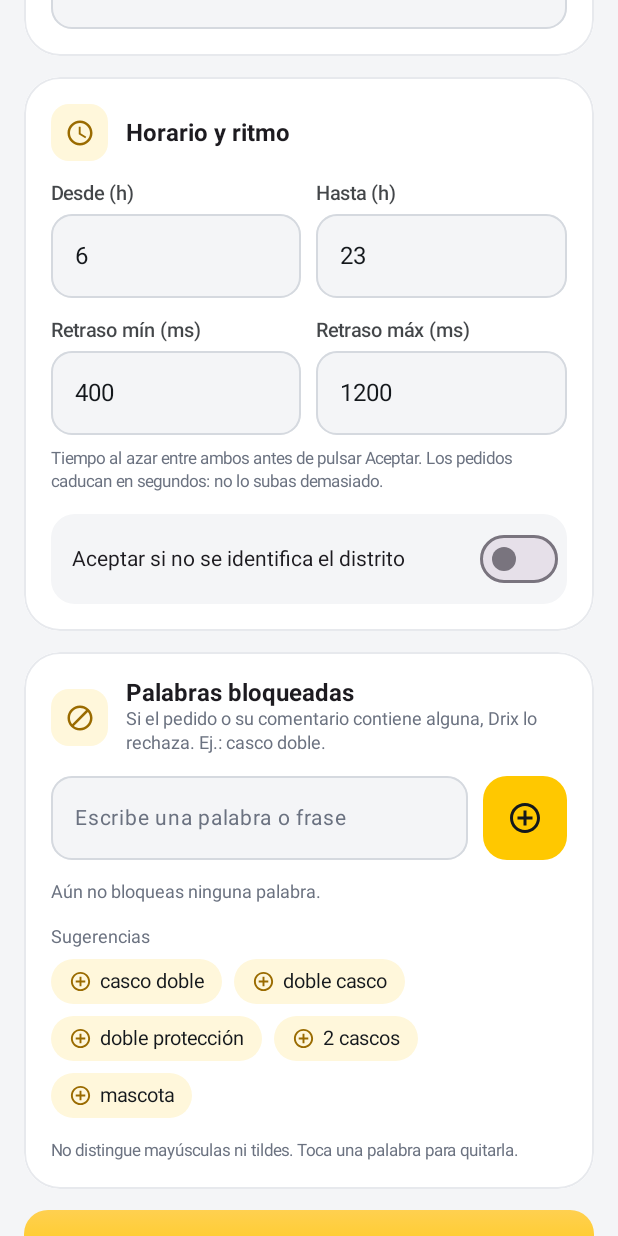
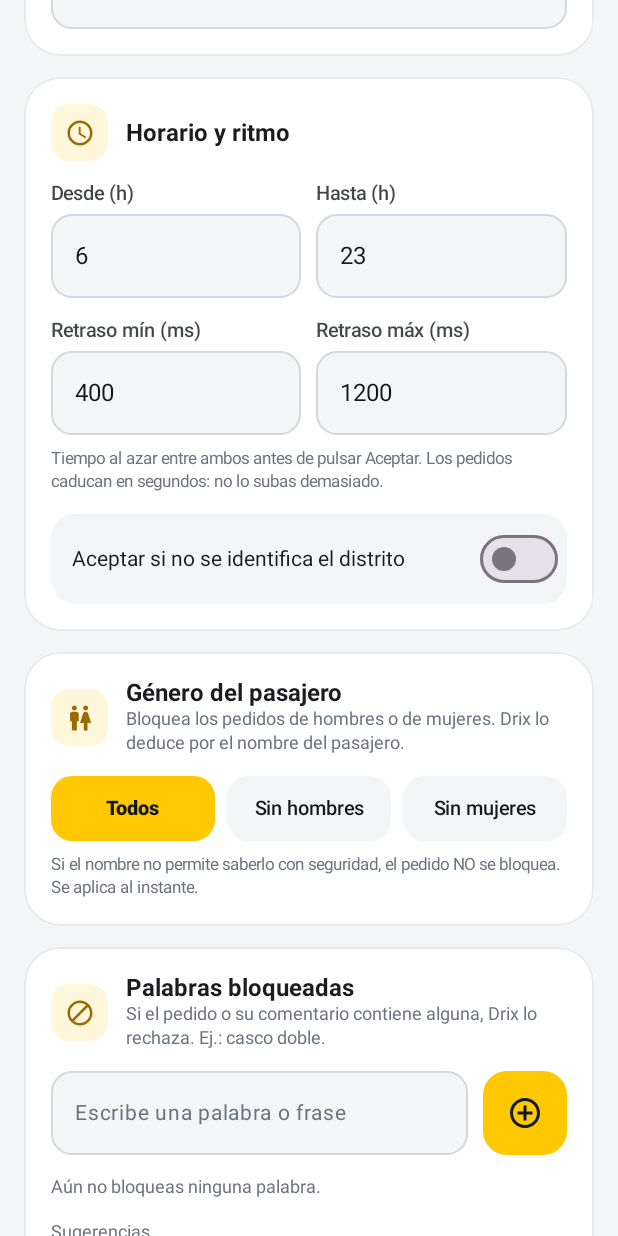
Before and after one commit to Jaltuve20/Drix, an Android app built with Jetpack Compose: the composable ParamsScreen shown on its own in the app's theme, scrolled down 576 dp, on a phone screen of 412 x 824 dp. Run offline under Robolectric (Android 15) with nearby library versions, the phone set to English and light mode, and no system bars; our stand-ins replace Firebase (no records; nobody signed in at launch, a user with empty details on screens opened directly); libraries missing offline, so code that uses them is left out: org.osmdroid.config, org.osmdroid.events, org.osmdroid.tileprovider, org.osmdroid.util, org.osmdroid.views; pictures from the network do not load.

Commit message:
Add files via upload

```diff
--- a/app/src/main/AndroidManifest.xml
+++ b/app/src/main/AndroidManifest.xml
@@ -7,6 +7,8 @@
     <uses-permission android:name="android.permission.ACCESS_COARSE_LOCATION" />
     <!-- Para instalar las actualizaciones de Drix descargadas dentro de la app -->
     <uses-permission android:name="android.permission.REQUEST_INSTALL_PACKAGES" />
+    <!-- Avisos del administrador (Android 13+ pide permiso al usuario) -->
+    <uses-permission android:name="android.permission.POST_NOTIFICATIONS" />
 
     <queries>
         <intent>
--- a/app/src/main/java/com/drix/app/data/DrixPrefs.kt
+++ b/app/src/main/java/com/drix/app/data/DrixPrefs.kt
@@ -16,7 +16,8 @@ data class Config(
     val targetPkg: String = "sinet.startup.inDriver", // app a automatizar (elegible)
     val minDelayMs: Int = 400,   // retraso mínimo antes de pulsar Aceptar
     val maxDelayMs: Int = 1200,  // retraso máximo (se elige al azar entre ambos)
-    val unknownOk: Boolean = false // aceptar aunque no se identifique el distrito
+    val unknownOk: Boolean = false, // aceptar aunque no se identifique el distrito
+    val genderBlock: Int = 0        // 0 = todos · 1 = bloquear hombres · 2 = bloquear mujeres
 )
 
 /** Distrito marcado: aceptar (verde) o rechazar (rojo). */
@@ -44,7 +45,7 @@ object DrixPrefs {
             startHour = sp.getInt("h1", d.startHour), endHour = sp.getInt("h2", d.endHour),
             enabled = sp.getBoolean("on", false), targetPkg = sp.getString("pkg", d.targetPkg)!!,
             minDelayMs = sp.getInt("dmin", d.minDelayMs), maxDelayMs = sp.getInt("dmax", d.maxDelayMs),
-            unknownOk = sp.getBoolean("unk", d.unknownOk)
+            unknownOk = sp.getBoolean("unk", d.unknownOk), genderBlock = sp.getInt("gblk", d.genderBlock)
         )
         _words.value = sp.getString("bwords", "")!!.split("\n").map { it.trim() }.filter { it.isNotEmpty() }
         _zones.value = sp.getString("zones3", "")!!.split(";").mapNotNull {
@@ -58,7 +59,7 @@ object DrixPrefs {
         sp.edit().putFloat("km", c.minPerKm).putFloat("pick", c.maxPickupKm)
             .putFloat("fare", c.minFare).putFloat("trip", c.maxTripKm).putInt("h1", c.startHour)
             .putInt("h2", c.endHour).putBoolean("on", c.enabled).putString("pkg", c.targetPkg)
-            .putInt("dmin", c.minDelayMs).putInt("dmax", c.maxDelayMs).putBoolean("unk", c.unknownOk).apply()
+            .putInt("dmin", c.minDelayMs).putInt("dmax", c.maxDelayMs).putBoolean("unk", c.unknownOk).putInt("gblk", c.genderBlock).apply()
     }
 
     /* ── Acceso (lista de correos habilitados). Lo consulta también el servicio de accesibilidad, sin depender de la pantalla. ── */
--- a/app/src/main/java/com/drix/app/ui/Screens.kt
+++ b/app/src/main/java/com/drix/app/ui/Screens.kt
@@ -395,8 +395,9 @@ fun ParamsScreen() {
                     colors = SwitchDefaults.colors(checkedTrackColor = Go, checkedThumbColor = Color.White))
             }
         }
-        BlockedWordsCard(2)
-        Box(Modifier.enter(3)) {
+        GenderCard(2)
+        BlockedWordsCard(3)
+        Box(Modifier.enter(4)) {
             PillButton(if (saved) "¡Guardado!" else "Guardar cambios", color = if (saved) Go else Yellow, icon = Icons.Outlined.CheckCircle) {
                 val lo = (d1.toIntOrNull() ?: cfg.minDelayMs).coerceIn(0, 5000)
                 val hi = (d2.toIntOrNull() ?: cfg.maxDelayMs).coerceIn(lo, 5000)
@@ -1071,3 +1072,28 @@ fun DebugCard(index: Int = 0) {
         }
     }
 }
+
+/* ═════════════ FILTRO POR GÉNERO ═════════════ */
+
+/** Elige si Drix debe rechazar pedidos de hombres o de mujeres. Se guarda al tocar. */
+@Composable
+private fun GenderCard(index: Int) {
+    val cfg by DrixPrefs.cfg.collectAsStateWithLifecycle()
+    DCard(index = index) {
+        SectionTitle(Icons.Outlined.Wc, "Género del pasajero", "Bloquea los pedidos de hombres o de mujeres. Drix lo deduce por el nombre del pasajero.")
+        Row(horizontalArrangement = Arrangement.spacedBy(8.dp)) {
+            listOf(0 to "Todos", 1 to "Sin hombres", 2 to "Sin mujeres").forEach { (mode, label) ->
+                val on = cfg.genderBlock == mode
+                Box(
+                    Modifier.weight(1f).clip(RoundedCornerShape(14.dp)).background(if (on) Yellow else Fog)
+                        .clickable { DrixPrefs.update { it.copy(genderBlock = mode) } }.padding(vertical = 14.dp),
+                    Alignment.Center
+                ) { Text(label, fontWeight = if (on) FontWeight.ExtraBold else FontWeight.SemiBold, fontSize = 13.sp, color = Ink) }
+            }
+        }
+        Text(
+            "Si el nombre no permite saberlo con seguridad, el pedido NO se bloquea. Se aplica al instante.",
+            fontSize = 11.sp, color = Muted, lineHeight = 15.sp, modifier = Modifier.padding(top = 8.dp)
+        )
+    }
+}
```
Also changed, not shown: app/src/main/java/com/drix/app/auth/AdminRepo.kt (+11 -0 lines), app/src/main/java/com/drix/app/core/Gender.kt (added, +75 -0 lines), app/src/main/java/com/drix/app/core/OrderLogic.kt (+9 -4 lines), app/src/main/java/com/drix/app/notify/Announcements.kt (added, +71 -0 lines), app/src/main/java/com/drix/app/service/DrixAccessibilityService.kt (+5 -2 lines), app/src/main/java/com/drix/app/ui/Admin.kt (+47 -0 lines), app/src/main/java/com/drix/app/ui/MainActivity.kt (+13 -0 lines), 3 other files.
